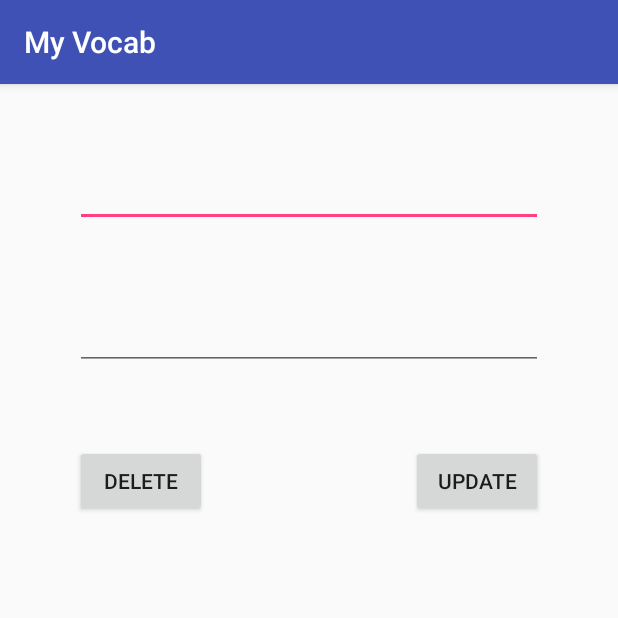
After one commit to rohitk199626/MyVocab, an Android app: the EditMeaning screen opened directly, with no data from a screen before it, on a phone screen of 412 x 824 dp, the top half of it. The commit adds this screen. Run offline under Robolectric (Android 15) with nearby library versions, the phone set to English and light mode, and no system bars; our stand-ins replace Firebase (no records; nobody signed in at launch, a user with empty details on screens opened directly); 4 statements that could not run were skipped.

Commit message:
Now you can edit word or its meaning by clicking on it.

```diff
--- a/app/build.gradle
+++ b/app/build.gradle
@@ -44,4 +44,6 @@ dependencies {
 
 
 
+
+
 apply plugin: 'com.google.gms.google-services'
--- a/app/src/main/AndroidManifest.xml
+++ b/app/src/main/AndroidManifest.xml
@@ -24,6 +24,7 @@
         <activity android:name=".QuizStartPage" />
         <activity android:name=".QuizActivity" />
         <activity android:name=".FinishedQuiz" />
+        <activity android:name=".EditMeaning"></activity>
     </application>
 
 </manifest>
--- /dev/null
+++ b/app/src/main/java/com/vocab/rohit/myvocab/EditMeaning.java
@@ -0,0 +1,70 @@
+package com.vocab.rohit.myvocab;
+
+import android.content.Intent;
+import android.support.v7.app.AppCompatActivity;
+import android.os.Bundle;
+import android.view.View;
+import android.widget.Button;
+import android.widget.TextView;
+
+import com.google.firebase.database.DataSnapshot;
+import com.google.firebase.database.DatabaseError;
+import com.google.firebase.database.DatabaseReference;
+import com.google.firebase.database.FirebaseDatabase;
+import com.google.firebase.database.ValueEventListener;
+
+import java.util.ArrayList;
+
+public class EditMeaning extends AppCompatActivity {
+
+    TextView editWord, editMeaning ;
+    Button deleteButton, updateButton ;
+    ArrayList<String> editWordData ;
+    Bundle bundle ;
+    String session, word, meaning;
+    DatabaseReference mref ;
+
+    @Override
+    protected void onCreate(Bundle savedInstanceState) {
+        super.onCreate(savedInstanceState);
+        setContentView(R.layout.edit_meaning);
+
+        editWord = findViewById(R.id.editWord);
+        editMeaning = findViewById(R.id.editMeaning);
+        deleteButton = findViewById(R.id.deleteButton);
+        updateButton = findViewById(R.id.updateButton);
+        bundle = getIntent().getExtras() ;
+
+        editWordData = bundle.getStringArrayList("Extra");
+
+        session = editWordData.get(0);
+        word = editWordData.get(1);
+        meaning = editWordData.get(2);
+
+        mref = FirebaseDatabase.getInstance().getReference().child(session);
+
+        editWord.setText(word);
+        editMeaning.setText(meaning);
+
+        deleteButton.setOnClickListener(new View.OnClickListener() {
+            @Override
+            public void onClick(View v) {
+
+                mref.child(word).removeValue();
+                finish();
+
+            }
+        });
+
+        updateButton.setOnClickListener(new View.OnClickListener() {
+            @Override
+            public void onClick(View v) {
+                mref.child(word).removeValue();
+                word = editWord.getText().toString();
+                meaning = editMeaning.getText().toString();
+                mref.child(word.toUpperCase()).setValue(meaning.toLowerCase());
+                finish();
+            }
+        });
+    }
+}
--- /dev/null
+++ b/app/src/main/res/layout/edit_meaning.xml
@@ -0,0 +1,54 @@
+<?xml version="1.0" encoding="utf-8"?>
+<android.support.constraint.ConstraintLayout xmlns:android="http://schemas.android.com/apk/res/android"
+    xmlns:app="http://schemas.android.com/apk/res-auto"
+    xmlns:tools="http://schemas.android.com/tools"
+    android:layout_width="match_parent"
+    android:layout_height="match_parent"
+    tools:context="com.vocab.rohit.myvocab.EditMeaning">
+
+    <EditText
+        android:id="@+id/editWord"
+        android:layout_width="0dp"
+        android:layout_height="wrap_content"
+        android:layout_marginEnd="50dp"
+        android:layout_marginStart="50dp"
+        android:layout_marginTop="50dp"
+        android:ems="10"
+        android:inputType="textPersonName"
+        app:layout_constraintEnd_toEndOf="parent"
+        app:layout_constraintStart_toStartOf="parent"
+        app:layout_constraintTop_toTopOf="parent" />
+
+    <EditText
+        android:id="@+id/editMeaning"
+        android:layout_width="0dp"
+        android:layout_height="wrap_content"
+        android:layout_marginEnd="50dp"
+        android:layout_marginStart="50dp"
+        android:layout_marginTop="50dp"
+        android:ems="10"
+        android:inputType="textPersonName"
+        app:layout_constraintEnd_toEndOf="parent"
+        app:layout_constraintStart_toStartOf="parent"
+        app:layout_constraintTop_toBottomOf="@+id/editWord" />
+
+    <Button
+        android:id="@+id/deleteButton"
+        android:layout_width="wrap_content"
+        android:layout_height="wrap_content"
+        android:layout_marginStart="50dp"
+        android:layout_marginTop="50dp"
+        android:text="Delete"
+        app:layout_constraintStart_toStartOf="parent"
+        app:layout_constraintTop_toBottomOf="@+id/editMeaning" />
+
+    <Button
+        android:id="@+id/updateButton"
+        android:layout_width="wrap_content"
+        android:layout_height="wrap_content"
+        android:layout_marginEnd="50dp"
+        android:layout_marginTop="50dp"
+        android:text="Update"
+        app:layout_constraintEnd_toEndOf="parent"
+        app:layout_constraintTop_toBottomOf="@+id/editMeaning" />
+</android.support.constraint.ConstraintLayout>
```
Also changed, not shown: app/src/main/java/com/vocab/rohit/myvocab/MainActivity.java (+13 -3 lines), app/src/main/java/com/vocab/rohit/myvocab/ShowWords.java (+24 -4 lines).
